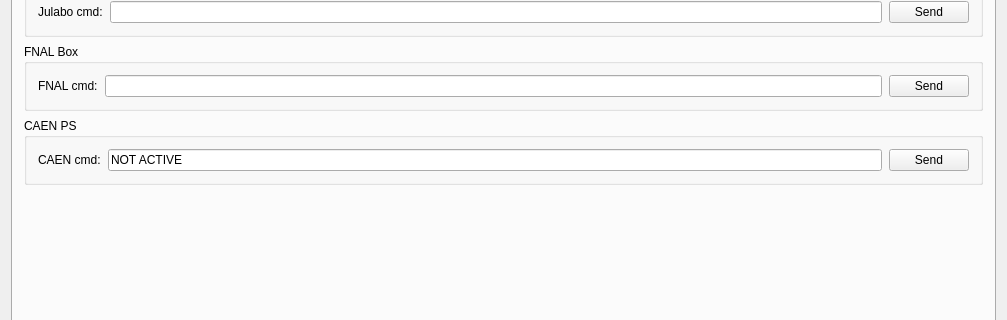
Qt form GUI.ui (pisaoutertracker/BurnIn_Controller) before a commit; both pictures show x 0 to 1007 and y 97 to 417 of the 1007 by 819 pixel window.
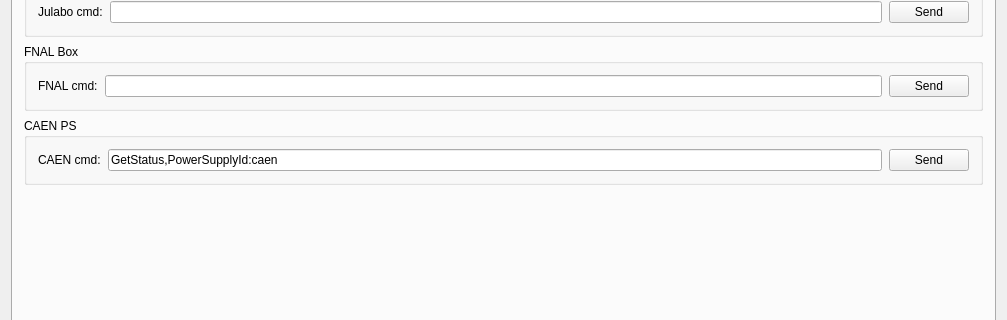
The same form after that commit. The open tabs and pages were chosen to show the change. Icons and pictures are not drawn.

Commit message: Adding quick cmd to caen controller

What changed in the file:
```diff
--- a/GUI.ui
+++ b/GUI.ui
@@ -1938,7 +1938,7 @@
              <item>
               <widget class="QLineEdit" name="CAENTestCmd_line">
                <property name="text">
-                <string>NOT ACTIVE</string>
+                <string>GetStatus,PowerSupplyId:caen</string>
                </property>
               </widget>
              </item>
```
Left out of the diff: 8 changed lines with no effect on the pictures. The commit also changes 4 other files.
